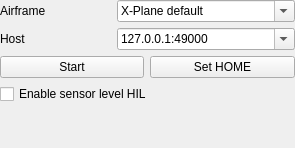
This is src/ui/QGCHilXPlaneConfiguration.ui in mavlink/qgroundcontrol as Qt 5 draws it before an edit. The edited form follows.
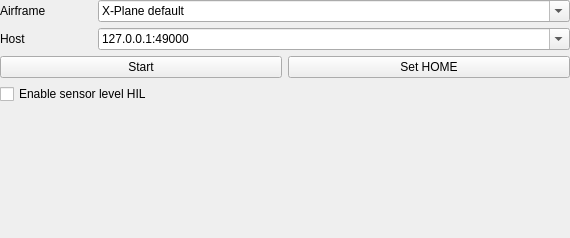
This is the edited form.

```diff
--- a/src/ui/QGCHilXPlaneConfiguration.ui
+++ b/src/ui/QGCHilXPlaneConfiguration.ui
@@ -6,14 +6,14 @@
    <rect>
     <x>0</x>
     <y>0</y>
-    <width>295</width>
-    <height>148</height>
+    <width>570</width>
+    <height>238</height>
    </rect>
   </property>
   <property name="windowTitle">
    <string>Form</string>
   </property>
-  <layout class="QGridLayout" name="gridLayout" rowstretch="0,0,0,0,0,100" columnstretch="40,10,10,40">
+  <layout class="QGridLayout" name="gridLayout" rowstretch="0,0,0,0,0,100" columnstretch="20,40,40,20">
    <property name="margin">
     <number>0</number>
    </property>
```
